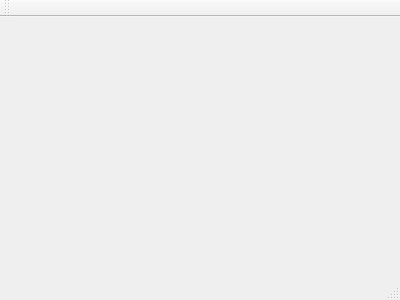
This is Source/mainwindow.ui in gyungdal/Handmake-Oscilloscope as Qt 5 draws it before an edit. The edited form follows.
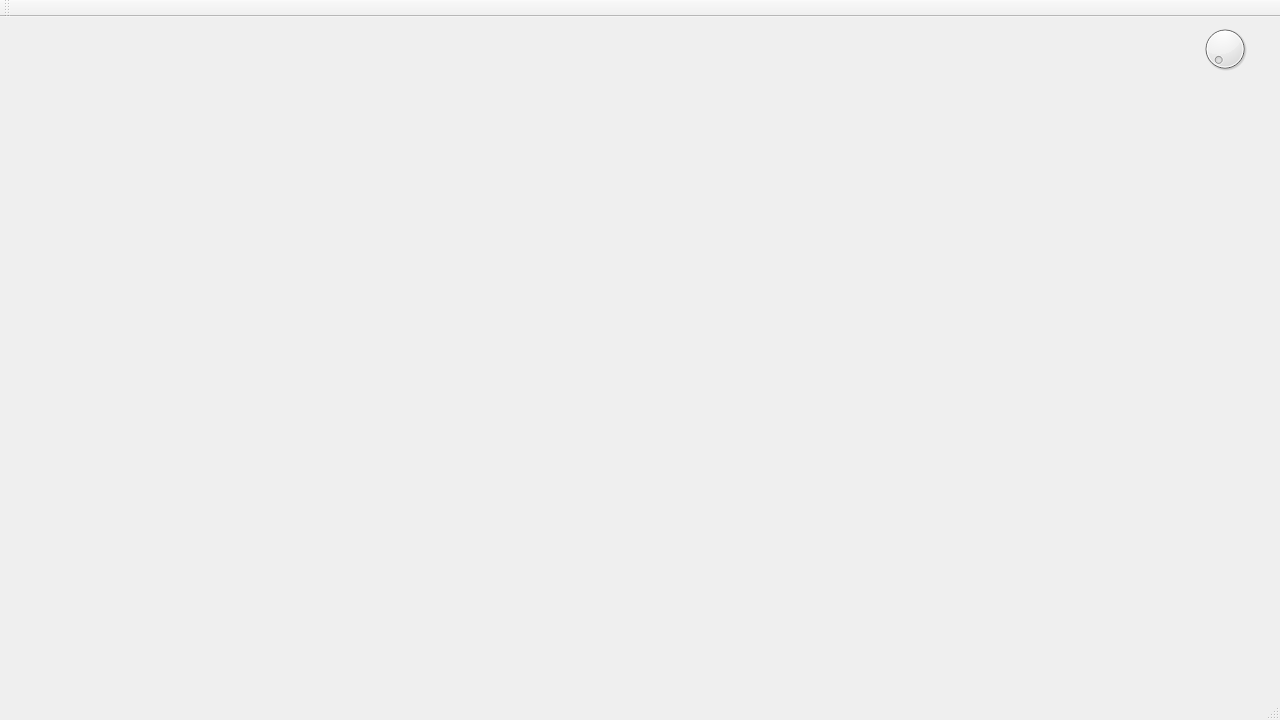
This is the edited form.

What changed in the file:
```diff
--- a/Source/mainwindow.ui
+++ b/Source/mainwindow.ui
@@ -1,24 +1,50 @@
 <ui version="4.0">
  <class>MainWindow</class>
- <widget class="QMainWindow" name="MainWindow" >
-  <property name="geometry" >
+ <widget class="QMainWindow" name="MainWindow">
+  <property name="geometry">
    <rect>
     <x>0</x>
     <y>0</y>
-    <width>400</width>
-    <height>300</height>
+    <width>1280</width>
+    <height>720</height>
    </rect>
   </property>
   <property name="windowTitle" >
    <string>MainWindow</string>
   </property>
-  <widget class="QMenuBar" name="menuBar" />
-  <widget class="QToolBar" name="mainToolBar" />
-  <widget class="QWidget" name="centralWidget" />
-  <widget class="QStatusBar" name="statusBar" />
+  <widget class="QWidget" name="centralWidget">
+   <widget class="QDial" name="Scale">
+    <property name="geometry">
+     <rect>
+      <x>1200</x>
+      <y>0</y>
+      <width>50</width>
+      <height>64</height>
+     </rect>
+    </property>
+   </widget>
+  </widget>
+  <widget class="QMenuBar" name="menuBar">
+   <property name="geometry">
+    <rect>
+     <x>0</x>
+     <y>0</y>
+     <width>1280</width>
+     <height>21</height>
+    </rect>
+   </property>
+  </widget>
+  <widget class="QToolBar" name="mainToolBar">
+   <attribute name="toolBarArea">
+    <enum>TopToolBarArea</enum>
+   </attribute>
+   <attribute name="toolBarBreak">
+    <bool>false</bool>
+   </attribute>
+  </widget>
+  <widget class="QStatusBar" name="statusBar"/>
  </widget>
- <layoutDefault spacing="6" margin="11" />
- <pixmapfunction></pixmapfunction>
+ <layoutdefault spacing="6" margin="11"/>
  <resources/>
  <connections/>
 </ui>
```
Left out of the diff: 3 changed lines with no effect on the pictures.
